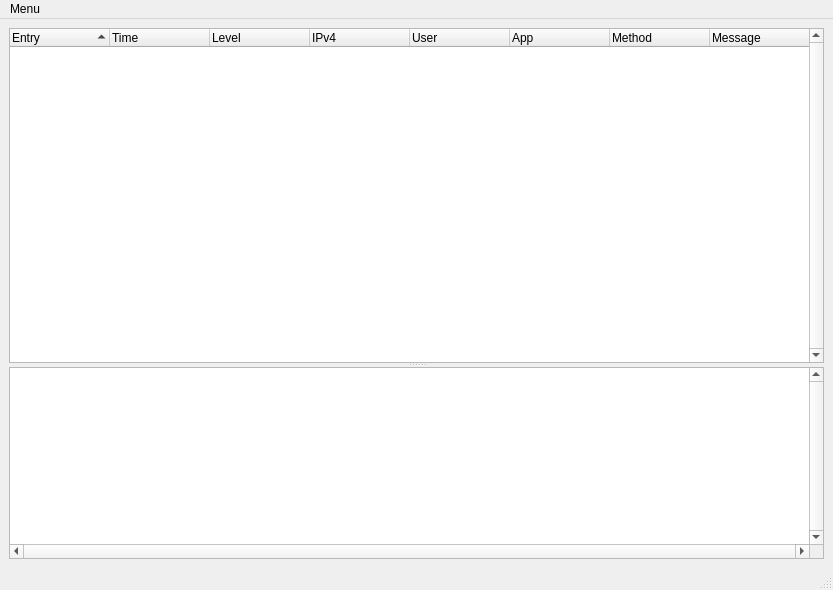
The window that Qt5_UI/oc_logReader.ui (jupiterbjy/owncloudLogViewer) describes before a commit, drawn with Qt 5.
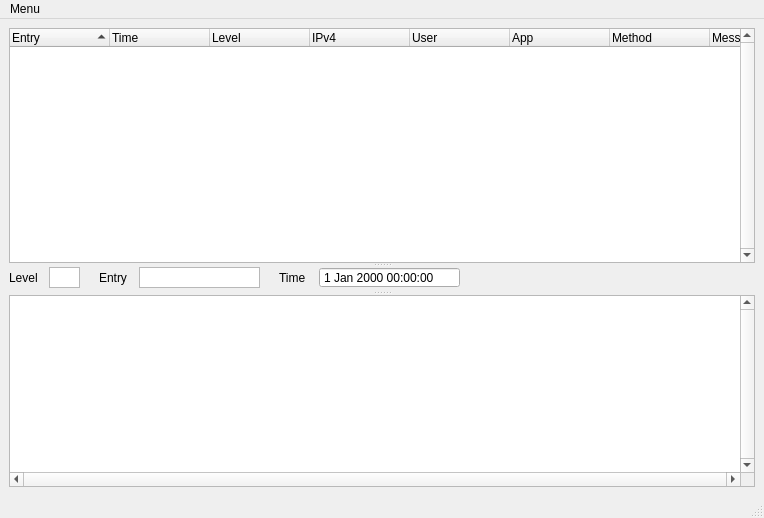
The same window after the commit.

What changed in the file:
```diff
--- a/Qt5_UI/oc_logReader.ui
+++ b/Qt5_UI/oc_logReader.ui
@@ -6,8 +6,8 @@
    <rect>
     <x>0</x>
     <y>0</y>
-    <width>833</width>
-    <height>590</height>
+    <width>764</width>
+    <height>518</height>
    </rect>
   </property>
   <property name="acceptDrops">
@@ -23,12 +23,6 @@
    <layout class="QGridLayout" name="gridLayout">
     <item row="0" column="0">
      <widget class="QSplitter" name="splitter">
-      <property name="sizePolicy">
-       <sizepolicy hsizetype="Preferred" vsizetype="Expanding">
-        <horstretch>0</horstretch>
-        <verstretch>0</verstretch>
-       </sizepolicy>
-      </property>
       <property name="orientation">
        <enum>Qt::Vertical</enum>
       </property>
@@ -110,7 +104,153 @@
         </property>
        </column>
       </widget>
-      <widget class="QTextBrowser" name="item_textBrowser">
+      <widget class="QWidget" name="midSectionwidget" native="true">
+       <property name="sizePolicy">
+        <sizepolicy hsizetype="Preferred" vsizetype="Minimum">
+         <horstretch>0</horstretch>
+         <verstretch>2</verstretch>
+        </sizepolicy>
+       </property>
+       <property name="maximumSize">
+        <size>
+         <width>16777215</width>
+         <height>24</height>
+        </size>
+       </property>
+       <property name="autoFillBackground">
+        <bool>false</bool>
+       </property>
+       <widget class="QTextEdit" name="lvl_textEdit">
+        <property name="geometry">
+         <rect>
+          <x>40</x>
+          <y>0</y>
+          <width>31</width>
+          <height>21</height>
+         </rect>
+        </property>
+        <property name="sizePolicy">
+         <sizepolicy hsizetype="Expanding" vsizetype="Minimum">
+          <horstretch>0</horstretch>
+          <verstretch>2</verstretch>
+         </sizepolicy>
+        </property>
+        <property name="maximumSize">
+         <size>
+          <width>16777215</width>
+          <height>24</height>
+         </size>
+        </property>
+        <property name="verticalScrollBarPolicy">
+         <enum>Qt::ScrollBarAlwaysOff</enum>
+        </property>
+        <property name="horizontalScrollBarPolicy">
+         <enum>Qt::ScrollBarAlwaysOff</enum>
+        </property>
+        <property name="readOnly">
+         <bool>true</bool>
+        </property>
+       </widget>
+       <widget class="QLabel" name="level_label">
+        <property name="geometry">
+         <rect>
+          <x>0</x>
+          <y>0</y>
+          <width>41</width>
+          <height>21</height>
+         </rect>
+        </property>
+        <property name="text">
+         <string>Level</string>
+        </property>
+       </widget>
+       <widget class="QLabel" name="entry_label">
+        <property name="geometry">
+         <rect>
+          <x>90</x>
+          <y>0</y>
+          <width>41</width>
+          <height>21</height>
+         </rect>
+        </property>
+        <property name="text">
+         <string>Entry</string>
+        </property>
+       </widget>
+       <widget class="QTextEdit" name="entry_textEdit">
+        <property name="geometry">
+         <rect>
+          <x>130</x>
+          <y>0</y>
+          <width>121</width>
+          <height>21</height>
+         </rect>
+        </property>
+        <property name="sizePolicy">
+         <sizepolicy hsizetype="Expanding" vsizetype="Minimum">
+          <horstretch>0</horstretch>
+          <verstretch>2</verstretch>
+         </sizepolicy>
+        </property>
+        <property name="maximumSize">
+         <size>
+          <width>16777215</width>
+          <height>24</height>
+         </size>
+        </property>
+        <property name="verticalScrollBarPolicy">
+         <enum>Qt::ScrollBarAlwaysOff</enum>
+        </property>
+        <property name="horizontalScrollBarPolicy">
+         <enum>Qt::ScrollBarAlwaysOff</enum>
+        </property>
+        <property name="readOnly">
+         <bool>true</bool>
+        </property>
+       </widget>
+       <widget class="QDateTimeEdit" name="dateTimeEdit">
+        <property name="geometry">
+         <rect>
+          <x>310</x>
+          <y>0</y>
+          <width>141</width>
+          <height>21</height>
+         </rect>
+        </property>
+        <property name="wrapping">
+         <bool>false</bool>
+        </property>
+        <property name="frame">
+         <bool>true</bool>
+        </property>
+        <property name="readOnly">
+         <bool>true</bool>
+        </property>
+        <property name="buttonSymbols">
+         <enum>QAbstractSpinBox::NoButtons</enum>
+        </property>
+        <property name="accelerated">
+         <bool>false</bool>
+        </property>
+        <property name="keyboardTracking">
+         <bool>false</bool>
+        </property>
+       </widget>
+       <widget class="QLabel" name="time_label">
+        <property name="geometry">
+         <rect>
+          <x>270</x>
+          <y>0</y>
+          <width>41</width>
+          <height>21</height>
+         </rect>
+        </property>
+        <property name="text">
+         <string>Time</string>
+        </property>
+       </widget>
+      </widget>
+      <widget class="QTextEdit" name="item_textEdit">
        <property name="sizePolicy">
         <sizepolicy hsizetype="Expanding" vsizetype="Expanding">
          <horstretch>0</horstretch>
@@ -123,6 +263,9 @@
        <property name="horizontalScrollBarPolicy">
         <enum>Qt::ScrollBarAlwaysOn</enum>
        </property>
+       <property name="readOnly">
+        <bool>true</bool>
+       </property>
       </widget>
      </widget>
     </item>
@@ -134,7 +277,7 @@
     <rect>
      <x>0</x>
      <y>0</y>
-     <width>833</width>
+     <width>764</width>
      <height>21</height>
     </rect>
    </property>
```
